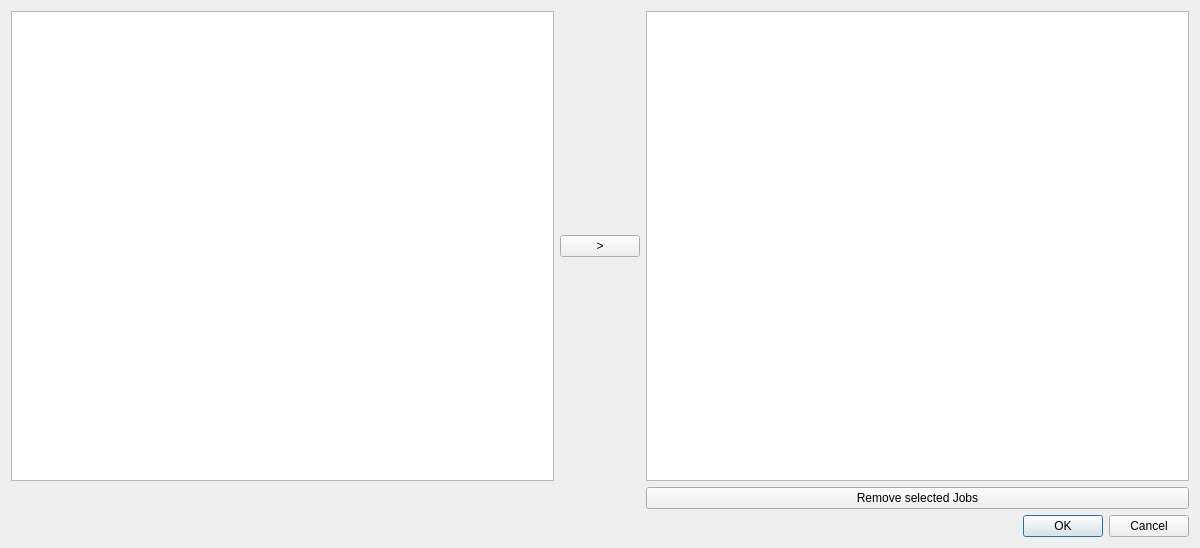
Above: src/gui/edit_scheme.ui from Klumpe-lab/CryoBoost before the change. Below: the same form after it.
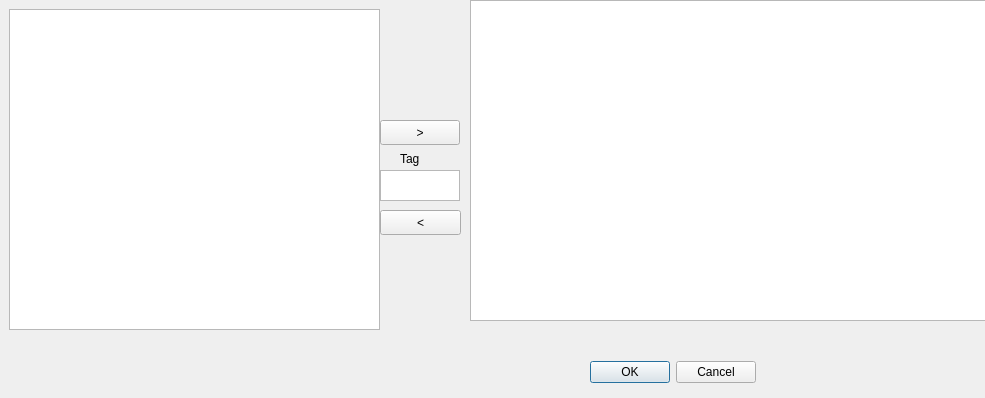
That is the form after the change.

The edit to the form file:
```diff
--- a/src/gui/edit_scheme.ui
+++ b/src/gui/edit_scheme.ui
@@ -6,45 +6,126 @@
    <rect>
     <x>0</x>
     <y>0</y>
-    <width>1200</width>
-    <height>548</height>
+    <width>985</width>
+    <height>398</height>
    </rect>
   </property>
   <property name="windowTitle">
    <string>Dialog</string>
   </property>
-  <layout class="QGridLayout" name="gridLayout">
-   <item row="2" column="0">
-    <widget class="QTableWidget" name="table_scheme_options"/>
-   </item>
-   <item row="2" column="2">
-    <widget class="QTableWidget" name="table_scheme_current"/>
-   </item>
-   <item row="3" column="2">
-    <widget class="QPushButton" name="btn_remove_from_current">
-     <property name="text">
-      <string>Remove selected Jobs</string>
-     </property>
-    </widget>
-   </item>
-   <item row="2" column="1">
-    <widget class="QPushButton" name="btn_copy_scheme">
-     <property name="text">
-      <string>&gt;</string>
-     </property>
-    </widget>
-   </item>
-   <item row="4" column="2">
-    <widget class="QDialogButtonBox" name="buttonBox">
-     <property name="orientation">
-      <enum>Qt::Horizontal</enum>
-     </property>
-     <property name="standardButtons">
-      <set>QDialogButtonBox::Cancel|QDialogButtonBox::Ok</set>
-     </property>
-    </widget>
-   </item>
-  </layout>
+  <widget class="QPushButton" name="btn_copy_scheme">
+   <property name="enabled">
+    <bool>true</bool>
+   </property>
+   <property name="geometry">
+    <rect>
+     <x>380</x>
+     <y>120</y>
+     <width>80</width>
+     <height>25</height>
+    </rect>
+   </property>
+   <property name="sizePolicy">
+    <sizepolicy hsizetype="Fixed" vsizetype="Fixed">
+     <horstretch>0</horstretch>
+     <verstretch>0</verstretch>
+    </sizepolicy>
+   </property>
+   <property name="text">
+    <string>&gt;</string>
+   </property>
+  </widget>
+  <widget class="QDialogButtonBox" name="buttonBox">
+   <property name="geometry">
+    <rect>
+     <x>590</x>
+     <y>360</y>
+     <width>166</width>
+     <height>25</height>
+    </rect>
+   </property>
+   <property name="orientation">
+    <enum>Qt::Horizontal</enum>
+   </property>
+   <property name="standardButtons">
+    <set>QDialogButtonBox::Cancel|QDialogButtonBox::Ok</set>
+   </property>
+  </widget>
+  <widget class="QPushButton" name="btn_remove_from_current">
+   <property name="geometry">
+    <rect>
+     <x>380</x>
+     <y>210</y>
+     <width>81</width>
+     <height>25</height>
+    </rect>
+   </property>
+   <property name="text">
+    <string>&lt;</string>
+   </property>
+  </widget>
+  <widget class="QTableWidget" name="table_scheme_options">
+   <property name="geometry">
+    <rect>
+     <x>9</x>
+     <y>9</y>
+     <width>371</width>
+     <height>321</height>
+    </rect>
+   </property>
+  </widget>
+  <widget class="QLabel" name="label">
+   <property name="geometry">
+    <rect>
+     <x>400</x>
+     <y>150</y>
+     <width>20</width>
+     <height>17</height>
+    </rect>
+   </property>
+   <property name="sizePolicy">
+    <sizepolicy hsizetype="Preferred" vsizetype="Preferred">
+     <horstretch>0</horstretch>
+     <verstretch>0</verstretch>
+    </sizepolicy>
+   </property>
+   <property name="text">
+    <string>Tag</string>
+   </property>
+  </widget>
+  <widget class="QTextEdit" name="textEdit_tag">
+   <property name="geometry">
+    <rect>
+     <x>380</x>
+     <y>170</y>
+     <width>80</width>
+     <height>31</height>
+    </rect>
+   </property>
+   <property name="sizePolicy">
+    <sizepolicy hsizetype="Ignored" vsizetype="Ignored">
+     <horstretch>0</horstretch>
+     <verstretch>0</verstretch>
+    </sizepolicy>
+   </property>
+   <property name="html">
+    <string>&lt;!DOCTYPE HTML PUBLIC &quot;-//W3C//DTD HTML 4.0//EN&quot; &quot;http://www.w3.org/TR/REC-html40/strict.dtd&quot;&gt;
+&lt;html&gt;&lt;head&gt;&lt;meta name=&quot;qrichtext&quot; content=&quot;1&quot; /&gt;&lt;style type=&quot;text/css&quot;&gt;
+p, li { white-space: pre-wrap; }
+&lt;/style&gt;&lt;/head&gt;&lt;body style=&quot; font-family:'Sans Serif'; font-size:9pt; font-weight:400; font-style:normal;&quot;&gt;
+&lt;p style=&quot;-qt-paragraph-type:empty; margin-top:0px; margin-bottom:0px; margin-left:0px; margin-right:0px; -qt-block-indent:0; text-indent:0px;&quot;&gt;&lt;br /&gt;&lt;/p&gt;&lt;/body&gt;&lt;/html&gt;</string>
+   </property>
+  </widget>
+  <widget class="QTableWidget" name="table_scheme_current">
+   <property name="geometry">
+    <rect>
+     <x>470</x>
+     <y>0</y>
+     <width>521</width>
+     <height>321</height>
+    </rect>
+   </property>
+  </widget>
  </widget>
  <resources/>
  <connections>
```
Left out of the diff: 1 changed line with no effect on the pictures.
